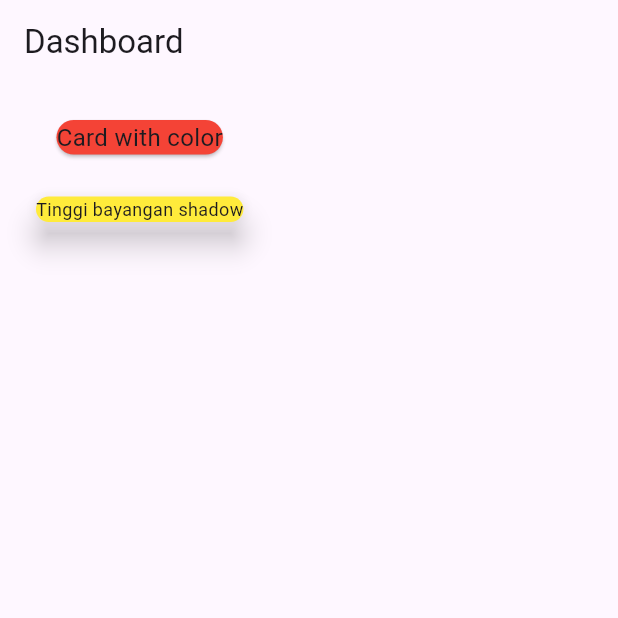
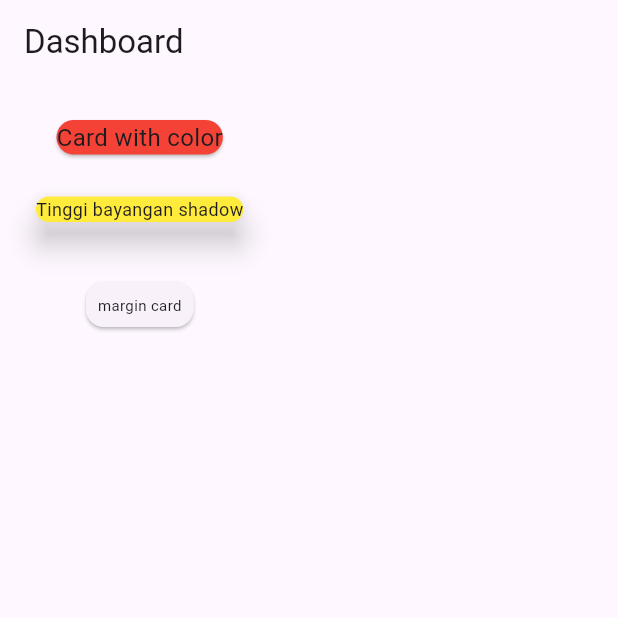
Before and after one commit to Mhmdulinnuha/Tugas-week-8-1123150002-, a Flutter app: the screen it shows after launch, on a phone screen of 412 x 824 dp, the top half of it. Run offline on Flutter 3.47's test engine with Material 3 defaults, Android fonts, the phone set to English and light mode, and no system bars.

Commit message:
menambahkan margin

```diff
--- a/lib/pages/latihan1_card.dart
+++ b/lib/pages/latihan1_card.dart
@@ -26,6 +26,16 @@ class MyPages extends StatelessWidget {
               color: Colors.yellow,
               child: Text("Tinggi bayangan shadow",style: TextStyle(fontSize: 12.0)),
           ),
+
+          const SizedBox(height: 20),
+
+            const Card(
+              margin: EdgeInsets.all(16.0),
+              child: Padding(
+                padding: const EdgeInsets.all(8.0),
+                child: Text("margin card",style: TextStyle(fontSize: 10.0)),
+                ),
+            ),
           ]),
         ),
       ),
```
